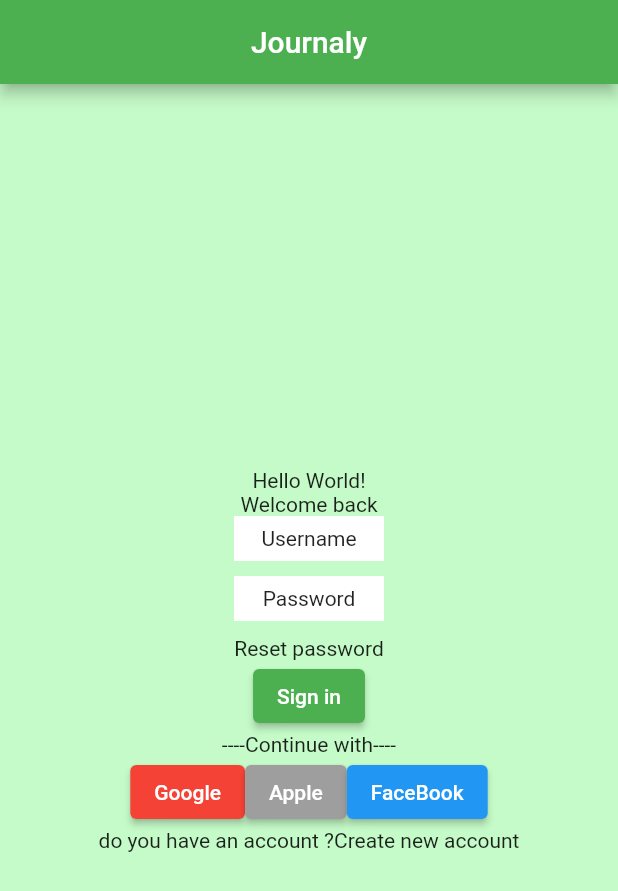
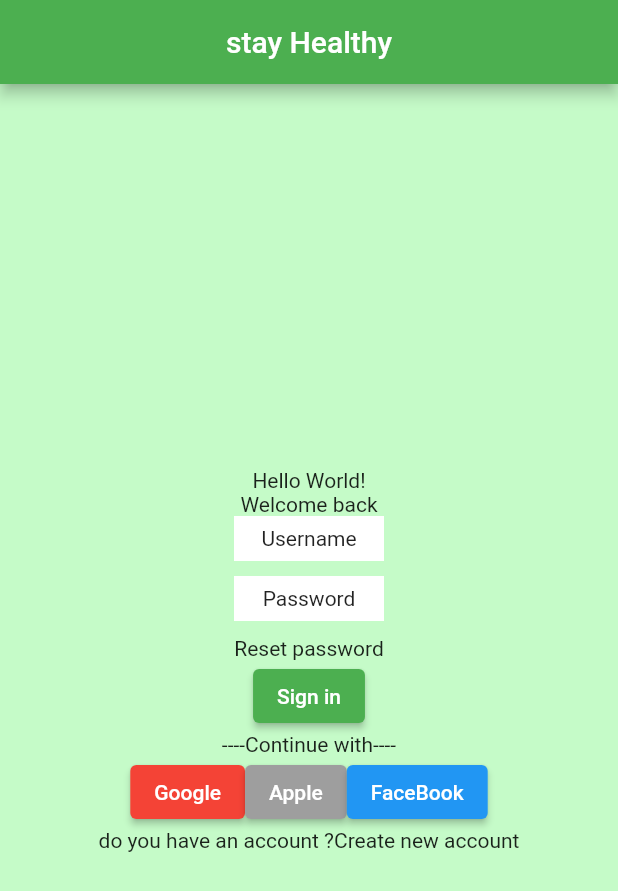
Before and after one commit to alikabi1394/AgeCalculation, a Flutter app: the screen it shows after launch, on a phone screen of 412 x 824 dp. Shown: the top 891 px of the screen. Run offline on Flutter 3.47's test engine with Material 2 defaults, Android fonts, the phone set to English and light mode, and no system bars.

Commit message:
update title2

```diff
--- a/lib/main.dart
+++ b/lib/main.dart
@@ -12,7 +12,7 @@ class MainApp extends StatelessWidget {
     return MaterialApp(
       home: Scaffold(
         appBar: AppBar(
-          title: Text("Journaly"),
+          title: Text("stay Healthy"),
           centerTitle: true,
           backgroundColor: Colors.green,
         ),
```
